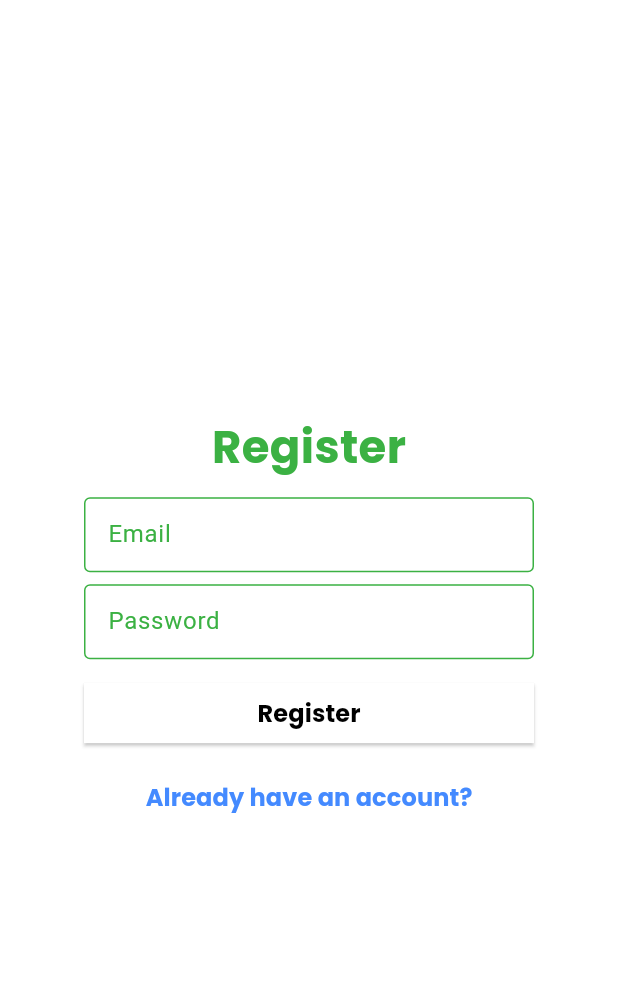
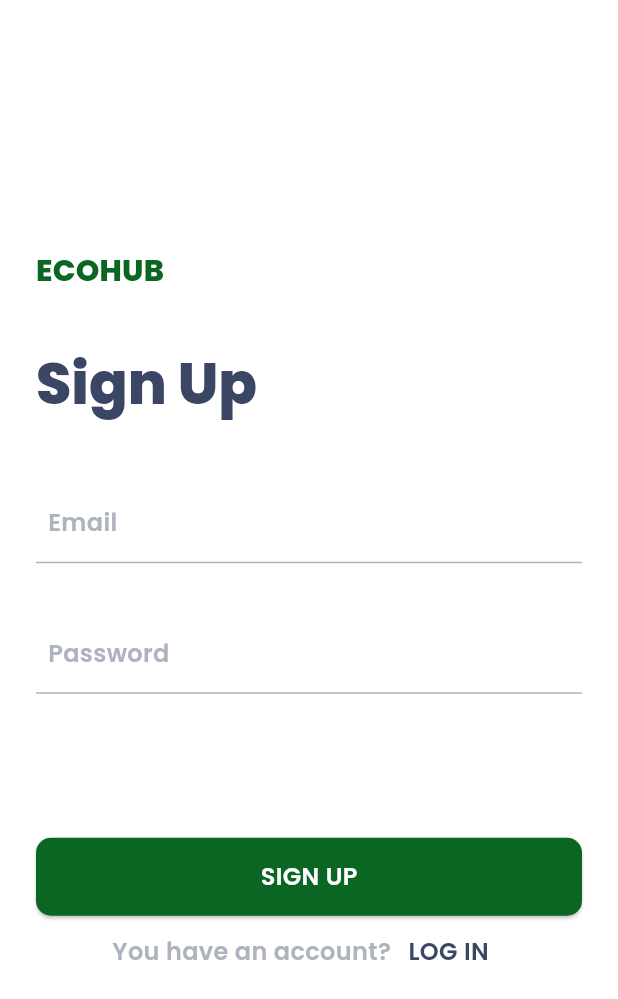
Before and after one commit to TomMondor/AMC_2024, a Flutter app: the Register screen opened by its route, on a phone screen of 412 x 824 dp. Shown: the top 999 px of the screen. Run offline on Flutter 3.47's test engine with Material 3 defaults, Android fonts, the phone set to English and light mode, and no system bars; our stand-ins replace device_preview, dio, firebase_auth, firebase_core, fl_chart, flutter_hooks and 2 more; missing offline and left inert: animated_digit; accounts and stored records are empty; generated files the repository leaves out were written again; network calls fail.

```diff
--- a/lib/main.dart
+++ b/lib/main.dart
@@ -46,7 +46,7 @@ class MyApp extends StatelessWidget {
         Locale('fr'),
         Locale('en'),
       ],
-      initialRoute: Routes.hub.name,//Routes.startup.name,
+      initialRoute: Routes.startup.name,//Routes.startup.name,
       routes: appRoutes,
     );
   }
--- a/lib/src/view/account/register.dart
+++ b/lib/src/view/account/register.dart
@@ -5,8 +5,12 @@ import 'package:amc_2024/src/view/widgets/error_dialog.dart';
 import 'package:flutter/material.dart';
 import 'package:flutter_hooks/flutter_hooks.dart';
 
+import '../../../helpers/ui_helpers.dart';
 import '../../../injection_container.dart';
 import '../../application/auth_service.dart';
+import '../../theme/colors.dart';
+import '../widgets/bottom_button.dart';
+import '../widgets/text_input.dart';
 
 class Register extends HookWidget {
   const Register({super.key});
@@ -14,8 +18,6 @@ class Register extends HookWidget {
   @override
   Widget build(BuildContext context) {
     final GlobalKey<FormState> formKey = GlobalKey<FormState>();
-
-    double formWidth = 300;
 
     final emailController = useTextEditingController();
     final passwordController = useTextEditingController();
@@ -36,7 +38,7 @@ class Register extends HookWidget {
           await authService.register(email, password);
 
           if (context.mounted) {
-            Navigator.pushReplacementNamed(context, Routes.home.name);
+            Navigator.pushReplacementNamed(context, Routes.hub.name);
           }
         } on AuthenticationException catch (e) {
           print("WTF");
@@ -55,73 +57,74 @@ class Register extends HookWidget {
 
     return Scaffold(
       body: Center(
+        child: Padding(
+          padding: const EdgeInsets.symmetric(horizontal: 24.0),
           child: Form(
             key: formKey,
             child: Column(
               mainAxisAlignment: MainAxisAlignment.center,
+              crossAxisAlignment: CrossAxisAlignment.start,
               children: [
-              const Padding(
-                padding: EdgeInsets.all(8.0),
-                child: Text(
-                  "Register",
-                  style: TextStyle(fontSize: 30, fontWeight: FontWeight.bold),
+                Text(
+                  "ECOHUB",
+                  style: Theme.of(context).textTheme.titleMedium!.copyWith(
+                        color: kcPrimary,
                       ),
                 ),
-              Padding(
-                padding: const EdgeInsets.all(4.0),
-                child: SizedBox(
-                  width: formWidth,
-                  height: 50,
-                  child: TextFormField(
+                verticalSpace(36),
+                Text(
+                  "Sign Up",
+                  style: Theme.of(context).textTheme.headlineMedium!.copyWith(
+                        color: kcPrimaryVariant,
+                      ),
+                ),
+                verticalSpace(40),
+                EchoHubTextInput(
                   textInputAction: TextInputAction.next,
                   controller: emailController,
                   validator: validateEmail,
                   keyboardType: TextInputType.emailAddress,
-                    decoration: const InputDecoration(
-                      border: OutlineInputBorder(),
                   labelText: 'Email',
                 ),
-                  ),
-                ),
-              ),
-              Padding(
-                padding: const EdgeInsets.all(4.0),
-                child: SizedBox(
-                  width: formWidth,
-                  height: 50,
-                  child: TextFormField(
+                verticalSpace(32),
+                EchoHubTextInput(
                   textInputAction: TextInputAction.done,
                   controller: passwordController,
                   validator: validatePassword,
                   keyboardType: TextInputType.text,
-                    decoration: const InputDecoration(
-                      border: OutlineInputBorder(),
+                  obscureText: true,
                   labelText: 'Password',
                 ),
+                verticalSpace(96),
+                BottomButton(
+                  onPressed: () => register(),
+                  title: 'Sign Up',
                 ),
-                ),
-              ),
-              Padding(
-                padding: const EdgeInsets.all(8.0),
-                child: SizedBox(
-                    width: formWidth,
-                    child: ElevatedButton(
-                        // ignore: avoid_print
-                        onPressed: () => register(),
-                        style: ElevatedButton.styleFrom(
-                            foregroundColor: Colors.black,
-                            shape: const BeveledRectangleBorder()),
-                        child: const Text("Register"))),
+                Row(
+                  mainAxisAlignment: MainAxisAlignment.center,
+                  children: [
+                    Text(
+                      "You have an account?",
+                      style: Theme.of(context)
+                          .textTheme
+                          .bodyMedium!
+                          .copyWith(color: kcLightSecondary),
                     ),
                     TextButton(
-                onPressed: () =>
-                    Navigator.pushReplacementNamed(context, Routes.login.name),
-                child: const Text(
-                  "Already have an account?",
-                  style: TextStyle(color: Colors.blueAccent),
+                      onPressed: () => Navigator.pushReplacementNamed(
+                          context, Routes.login.name),
+                      child: Text(
+                        'LOG IN',
+                        style: Theme.of(context)
+                            .textTheme
+                            .bodyMedium!
+                            .copyWith(color: kcPrimaryVariant),
                       ),
                     ),
                   ],
+                ),
+              ],
+            ),
           ),
         ),
       ),
--- a/lib/src/view/electricity/graph.dart
+++ b/lib/src/view/electricity/graph.dart
@@ -50,7 +50,7 @@ class CoolChart extends HookWidget {
         details5,
       ];
 
-      int maxY = details.map((detail) => detail.values.demandeTotal).reduce((max, current) => max! > current! ? max : current) as int;
+      int maxY = details.map((detail) => detail.values.demandeTotal).reduce((max, current) => max! > current! ? max : current)!.toInt();
 
       HydroData newData =
           HydroData(dateStart: hydroData.dateStart, dateEnd: hydroData.dateEnd, mostRecentIndex: index, details: details, maxY: maxY);
--- a/lib/src/view/startup/startup.dart
+++ b/lib/src/view/startup/startup.dart
@@ -1,4 +1,3 @@
-import 'package:amc_2024/src/theme/colors.dart';
 import 'package:flutter/material.dart';
 import 'package:flutter_hooks/flutter_hooks.dart';
 import 'package:rive/rive.dart';
--- /dev/null
+++ b/lib/src/view/widgets/text_input.dart
@@ -0,0 +1,89 @@
+import 'package:amc_2024/src/theme/colors.dart';
+import 'package:flutter/material.dart';
+
+class EchoHubTextInput extends StatelessWidget {
+  final String? initialValue;
+  final String? hintText;
+  final String? labelText;
+  final int? maxLines;
+  final int? maxLength;
+  final bool? obscureText;
+  final FocusNode? focusNode;
+  final TextEditingController? controller;
+  final TextInputType? keyboardType;
+  final TextInputAction? textInputAction;
+  final void Function(String)? onFieldSubmitted;
+  final void Function(String)? onChanged;
+  final String? Function(String?)? validator;
+  final bool? enabled;
+
+  const EchoHubTextInput({
+    Key? key,
+    this.initialValue,
+    this.hintText,
+    this.labelText,
+    this.maxLines = 1,
+    this.maxLength,
+    this.obscureText = false,
+    this.focusNode,
+    this.controller,
+    this.keyboardType,
+    this.textInputAction,
+    this.onFieldSubmitted,
+    this.onChanged,
+    this.validator,
+    this.enabled = true,
+  }) : super(key: key);
+
+  @override
+  Widget build(BuildContext context) {
+    return TextFormField(
+      enabled: enabled,
+      initialValue: initialValue,
+      maxLines: maxLines,
+      maxLength: maxLength,
+      focusNode: focusNode,
+      controller: controller,
+      obscureText: obscureText!,
+      cursorColor: kcLightSecondary,
+      keyboardType: TextInputType.emailAddress,
+      textInputAction: TextInputAction.next,
+      onFieldSubmitted: onFieldSubmitted,
+      onChanged: onChanged,
+      validator: validator,
+      style: Theme.of(context).textTheme.bodyMedium!.copyWith(
+            color: kcPrimaryVariant,
+          ),
+      decoration: InputDecoration(
+        contentPadding: const EdgeInsets.all(8),
+        hintText: hintText,
+        labelText: labelText,
+        labelStyle: Theme.of(context)
+            .textTheme
+            .bodyMedium!
+            .copyWith(color: kcLightSecondary),
+        hintStyle: Theme.of(context)
+            .textTheme
+            .bodyMedium!
+            .copyWith(color: kcLightSecondary),
+        fillColor: kcPrimaryVariant,
+        border: const UnderlineInputBorder(
+          borderSide: BorderSide(color: kcLightSecondary),
+        ),
+        enabledBorder: const UnderlineInputBorder(
+          borderSide: BorderSide(color: kcLightSecondary),
+        ),
+        focusedBorder: const UnderlineInputBorder(
+          borderSide: BorderSide(color: kcPrimaryVariant),
+        ),
+        errorBorder: const UnderlineInputBorder(
+          borderSide: BorderSide(color: kcError),
+        ),
+        errorStyle: Theme.of(context)
+            .textTheme
+            .bodySmall!
+            .copyWith(color: kcError),
+      ),
+    );
+  }
+}
```
Also changed, not shown: lib/src/view/account/login.dart (+46 -45 lines), lib/src/view/home/home.dart (+6 -6 lines), lib/src/view/home/hub.dart (+21 -19 lines), lib/src/view/widgets/card_carbon.dart (+28 -38 lines), lib/src/view/widgets/card_summary.dart (+15 -18 lines), lib/src/view/widgets/card_tip.dart (+3 -5 lines), lib/src/view/widgets/textfield_dash.dart (deleted, +0 -33 lines). Lines whose indentation alone changed are shown as unchanged.
